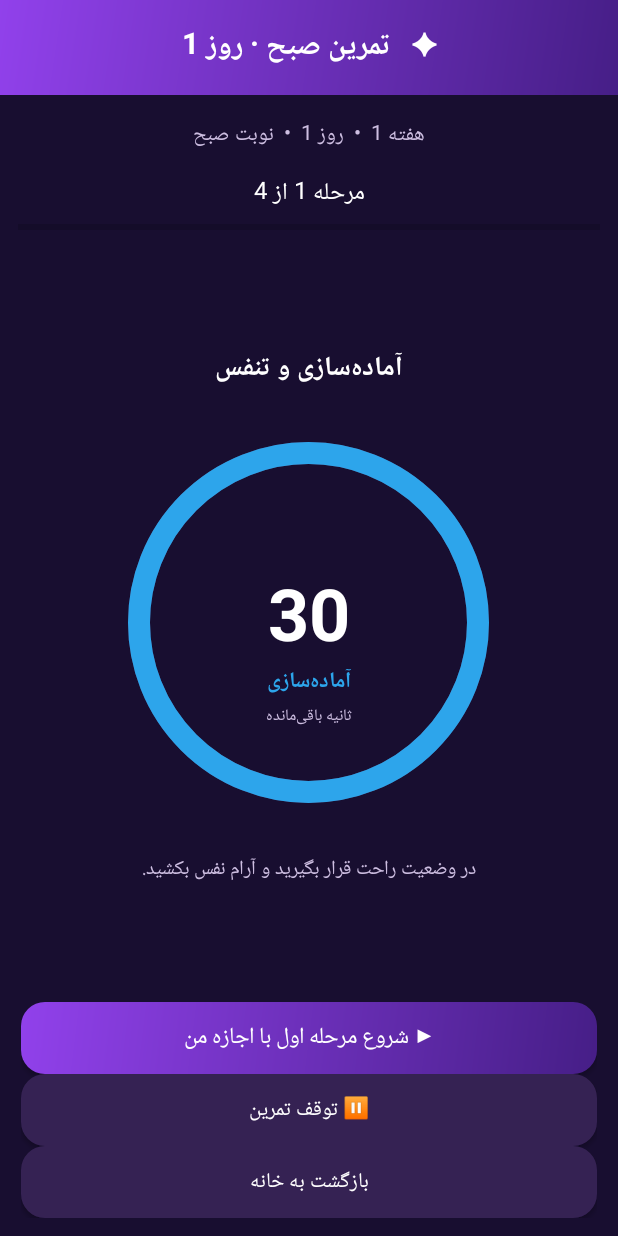
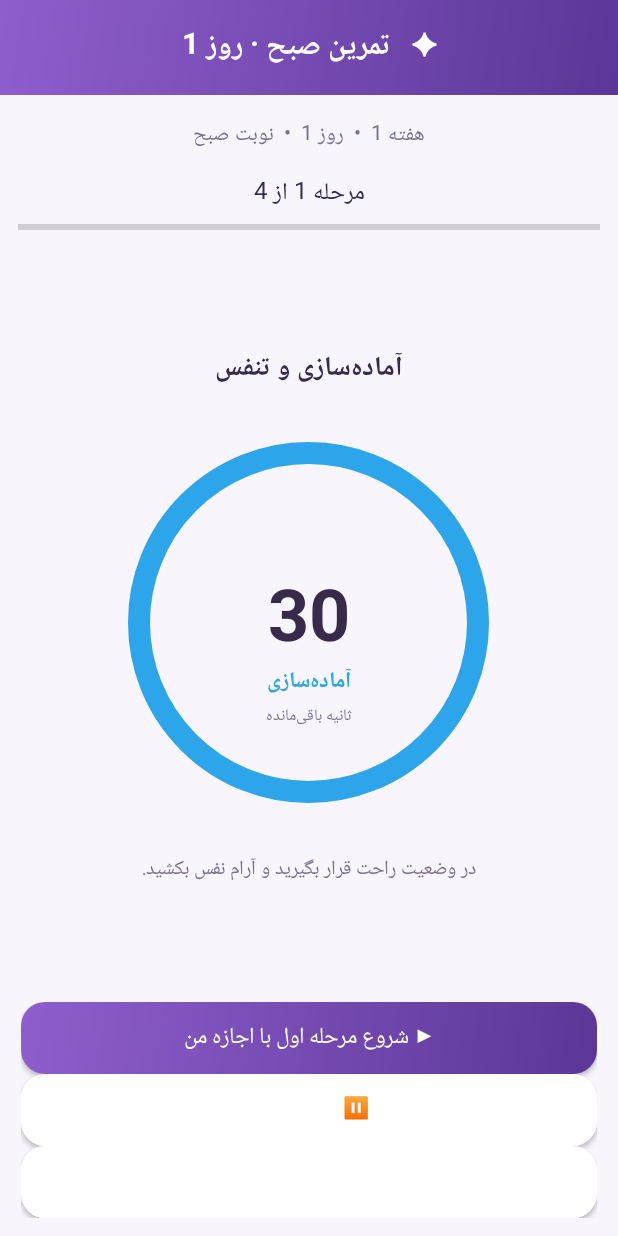
Before and after one commit to mehdisoltandoost-maker/KegelYar, an Android app: the screen it shows after launch (MainActivity), after a tap on an icon or button, on a phone screen of 412 x 824 dp. Run offline under Robolectric (Android 15) with nearby library versions, the phone set to English and light mode, and no system bars; 3 other taps on this screen came first.

Commit message:
Update MainActivity.java

```diff
--- a/app/src/main/java/com/kegelyar/app/MainActivity.java
+++ b/app/src/main/java/com/kegelyar/app/MainActivity.java
@@ -24,13 +24,13 @@ import java.util.Set;
 
 public class MainActivity extends Activity {
 
-    private final int BG = Color.rgb(24, 14, 48);
-    private final int CARD = Color.rgb(53, 34, 83);
-    private final int PURPLE = Color.rgb(145, 65, 235);
-    private final int PINK = Color.rgb(230, 105, 205);
-    private final int WHITE = Color.WHITE;
-    private final int MUTED = Color.rgb(205, 190, 225);
-    private final int GREEN = Color.rgb(75, 210, 155);
+    private final int BG = Color.rgb(248, 245, 253);
+    private final int CARD = Color.WHITE;
+    private final int PURPLE = Color.rgb(143, 94, 205);
+    private final int PINK = Color.rgb(222, 126, 184);
+    private final int WHITE = Color.rgb(55, 42, 75);
+    private final int MUTED = Color.rgb(125, 112, 142);
+    private final int GREEN = Color.rgb(55, 155, 115);
 
     private LinearLayout root, content;
     private TextView stepTitle, stepDescription;
@@ -145,18 +145,23 @@ public class MainActivity extends Activity {
         @Override
         public void run() {
             if (!running || sessionFinished) return;
+            if (currentStage < 0 || currentStage >= stages.size()) {
+                running = false;
+                handler.removeCallbacks(this);
+                return;
+            }
 
-            secondsLeft--;
+            secondsLeft = Math.max(0, secondsLeft - 1);
 
-            if (secondsLeft <= 0) {
+            if (secondsLeft == 0) {
                 TrainingStage stage = stages.get(currentStage);
 
                 if (stage.mode == 1) {
                     if (phaseIsContraction) {
                         // پایان انقباض؛ ورود خودکار به رهاسازی
                         phaseIsContraction = false;
-                        secondsLeft = stage.releaseSeconds;
-                        stageDuration = stage.releaseSeconds;
+                        secondsLeft = Math.max(1, stage.releaseSeconds);
+                        stageDuration = secondsLeft;
                         speak("رها کنید");
                         vibrate(2);
                         updateStageText();
@@ -168,8 +173,8 @@ public class MainActivity extends Activity {
                         if (repetition < stage.repetitions) {
                             repetition++;
                             phaseIsContraction = true;
-                            secondsLeft = stage.contractionSeconds;
-                            stageDuration = stage.contractionSeconds;
+                            secondsLeft = Math.max(1, stage.contractionSeconds);
+                            stageDuration = secondsLeft;
                             speak("انقباض ملایم");
                             vibrate(1);
                             updateStageText();
@@ -281,7 +286,7 @@ public class MainActivity extends Activity {
     private GradientDrawable gradient(int radius) {
         GradientDrawable d = new GradientDrawable(
                 GradientDrawable.Orientation.TL_BR,
-                new int[]{PURPLE, Color.rgb(70, 30, 135)});
+                new int[]{PURPLE, Color.rgb(91, 55, 151)});
         d.setCornerRadius(dp(radius));
         return d;
     }
@@ -301,7 +306,7 @@ public class MainActivity extends Activity {
         root.setOrientation(LinearLayout.VERTICAL);
         root.setBackgroundColor(BG);
 
-        TextView header = makeText("✦   " + title, 21, WHITE);
+        TextView header = makeText("✦   " + title, 21, Color.WHITE);
         header.setTypeface(null, Typeface.BOLD);
         header.setBackground(gradient(0));
         header.setPadding(dp(12), dp(17), dp(12), dp(17));
@@ -322,6 +327,7 @@ public class MainActivity extends Activity {
         c.setOrientation(LinearLayout.VERTICAL);
         c.setPadding(dp(13), dp(13), dp(13), dp(13));
         c.setBackground(shape(CARD, 20));
+        c.setElevation(dp(2));
 
         LinearLayout.LayoutParams lp =
                 new LinearLayout.LayoutParams(-1, -2);
@@ -339,7 +345,7 @@ public class MainActivity extends Activity {
     private void addButton(String title, Runnable action) {
         Button b = new Button(this);
         b.setText(title);
-        b.setTextColor(WHITE);
+        b.setTextColor(Color.WHITE);
         b.setTextSize(15);
         b.setAllCaps(false);
         b.setBackground(gradient(16));
@@ -354,7 +360,7 @@ public class MainActivity extends Activity {
     private void addCardButton(LinearLayout p, String title, Runnable action) {
         Button b = new Button(this);
         b.setText(title);
-        b.setTextColor(WHITE);
+        b.setTextColor(Color.WHITE);
         b.setTextSize(14);
         b.setAllCaps(false);
         b.setBackground(shape(PURPLE, 14));
@@ -452,9 +458,9 @@ public class MainActivity extends Activity {
 
         LinearLayout hero = makeCard();
         hero.setBackground(gradient(24));
-        addText(hero, "سلام، خوش آمدید ✨", 24, WHITE);
-        addText(hero, "سلامت و آرامش با تمرین روزانه", 15, MUTED);
-        addText(hero, "برنامه انتخابی: " + gender, 15, WHITE);
+        addText(hero, "سلام، خوش آمدید ✨", 24, Color.WHITE);
+        addText(hero, "سلامت و آرامش با تمرین روزانه", 15, Color.rgb(245, 238, 255));
+        addText(hero, "برنامه انتخابی: " + gender, 15, Color.WHITE);
 
         LinearLayout progress = makeCard();
         addText(progress, "پیشرفت کلی شما", 18, WHITE);
@@ -490,7 +496,7 @@ public class MainActivity extends Activity {
         Button b = new Button(this);
         b.setText(title + "  ·  " + (isSessionDone(selectedWeek, selectedDay, session)
                 ? "تکمیل‌شده" : "شروع"));
-        b.setTextColor(WHITE);
+        b.setTextColor(Color.WHITE);
         b.setAllCaps(false);
         b.setBackground(shape(PURPLE, 14));
         LinearLayout.LayoutParams lp = new LinearLayout.LayoutParams(-1, -2);
@@ -665,7 +671,7 @@ public class MainActivity extends Activity {
 
         String sessionTitle = "morning".equals(selectedSession) ? "صبح"
                 : ("noon".equals(selectedSession) ? "ظهر" : "شب");
-        TextView header = makeText("✦   تمرین " + sessionTitle + " · روز " + selectedDay, 20, WHITE);
+        TextView header = makeText("✦   تمرین " + sessionTitle + " · روز " + selectedDay, 20, Color.WHITE);
         header.setTypeface(null, Typeface.BOLD);
         header.setBackground(gradient(0));
         header.setPadding(dp(12), dp(15), dp(12), dp(15));
@@ -720,7 +726,7 @@ public class MainActivity extends Activity {
         startButton.setText(currentStage == 0
                 ? "▶ شروع مرحله اول با اجازه من"
                 : "▶ شروع مرحله بعد با اجازه من");
-        startButton.setTextColor(WHITE);
+        startButton.setTextColor(Color.WHITE);
         startButton.setTextSize(15);
         startButton.setAllCaps(false);
         startButton.setBackground(gradient(16));
@@ -729,7 +735,7 @@ public class MainActivity extends Activity {
 
         Button pauseButton = new Button(this);
         pauseButton.setText("⏸ توقف تمرین");
-        pauseButton.setTextColor(WHITE);
+        pauseButton.setTextColor(Color.WHITE);
         pauseButton.setAllCaps(false);
         pauseButton.setBackground(shape(CARD, 16));
         controls.addView(pauseButton, new LinearLayout.LayoutParams(-1, -2));
@@ -737,7 +743,7 @@ public class MainActivity extends Activity {
 
         Button homeButton = new Button(this);
         homeButton.setText("بازگشت به خانه");
-        homeButton.setTextColor(WHITE);
+        homeButton.setTextColor(Color.WHITE);
         homeButton.setAllCaps(false);
         homeButton.setBackground(shape(CARD, 16));
         controls.addView(homeButton, new LinearLayout.LayoutParams(-1, -2));
@@ -794,6 +800,7 @@ public class MainActivity extends Activity {
     }
 
     private void completeStageAndWait() {
+        if (sessionFinished || currentStage < 0 || currentStage >= stages.size()) return;
         pauseStage();
         vibrate(3);
 
@@ -891,7 +898,7 @@ public class MainActivity extends Activity {
             p.setStyle(Paint.Style.STROKE);
             p.setStrokeWidth(dp(15));
             p.setStrokeCap(Paint.Cap.ROUND);
-            p.setColor(Color.rgb(76, 59, 101));
+            p.setColor(Color.rgb(230, 224, 238));
             canvas.drawCircle(cx, cy, radius, p);
 
             p.setColor(activeColor);
@@ -1007,7 +1014,7 @@ public class MainActivity extends Activity {
 
         Switch morningSwitch = new Switch(this);
         morningSwitch.setText("تمرین صبح");
-        morningSwitch.setTextColor(WHITE);
+        morningSwitch.setTextColor(Color.WHITE);
         morningSwitch.setChecked(morningEnabled);
         c.addView(morningSwitch);
         morningSwitch.setOnCheckedChangeListener((button, checked) -> {
@@ -1022,7 +1029,7 @@ public class MainActivity extends Activity {
 
         Switch noonSwitch = new Switch(this);
         noonSwitch.setText("تمرین ظهر");
-        noonSwitch.setTextColor(WHITE);
+        noonSwitch.setTextColor(Color.WHITE);
         noonSwitch.setChecked(noonEnabled);
         c.addView(noonSwitch);
         noonSwitch.setOnCheckedChangeListener((button, checked) -> {
@@ -1037,7 +1044,7 @@ public class MainActivity extends Activity {
 
         Switch nightSwitch = new Switch(this);
         nightSwitch.setText("تمرین شب");
-        nightSwitch.setTextColor(WHITE);
+        nightSwitch.setTextColor(Color.WHITE);
         nightSwitch.setChecked(nightEnabled);
         c.addView(nightSwitch);
         nightSwitch.setOnCheckedChangeListener((button, checked) -> {
@@ -1056,7 +1063,7 @@ public class MainActivity extends Activity {
 
         Switch soundSwitch = new Switch(this);
         soundSwitch.setText("فعال بودن صدای راهنما");
-        soundSwitch.setTextColor(WHITE);
+        soundSwitch.setTextColor(Color.WHITE);
         soundSwitch.setChecked(soundEnabled);
         c.addView(soundSwitch);
         soundSwitch.setOnCheckedChangeListener((button, checked) -> {
@@ -1070,7 +1077,7 @@ public class MainActivity extends Activity {
 
         Switch vibrationSwitch = new Switch(this);
         vibrationSwitch.setText("فعال بودن ویبره تمرین");
-        vibrationSwitch.setTextColor(WHITE);
+        vibrationSwitch.setTextColor(Color.WHITE);
         vibrationSwitch.setChecked(vibrationEnabled);
         c.addView(vibrationSwitch);
         vibrationSwitch.setOnCheckedChangeListener((button, checked) -> {
```
